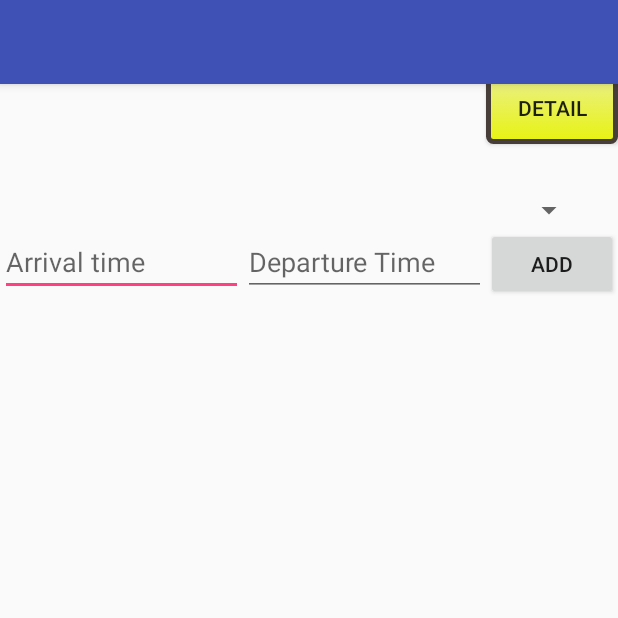
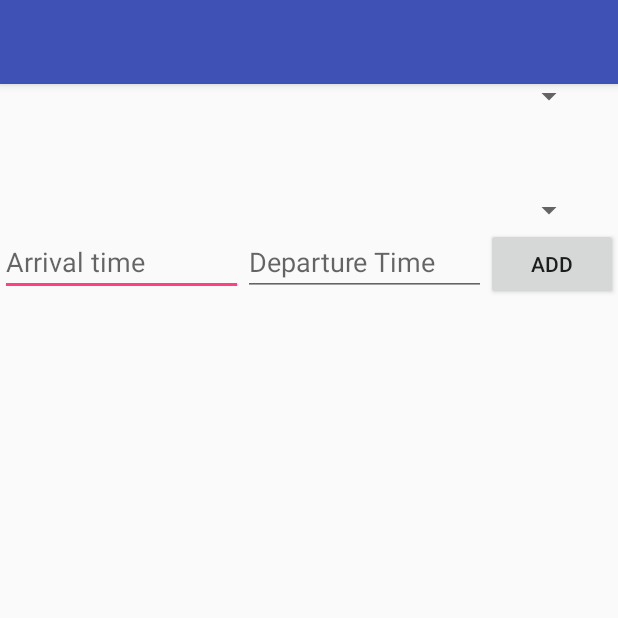
Before and after one commit to hemantkumar77/gmahrsvpsmh, an Android app: the AddTrainStation screen opened directly, with no data from a screen before it, on a phone screen of 412 x 824 dp, the top half of it. Run offline under Robolectric (Android 15) with nearby library versions, the phone set to English and light mode, and no system bars.

```diff
--- a/Android/TravelGuide/app/src/main/res/layout/content_add_station.xml
+++ b/Android/TravelGuide/app/src/main/res/layout/content_add_station.xml
@@ -14,7 +14,7 @@
     tools:showIn="@layout/app_bar_add_station">
 
     <TableRow android:id="@+id/row" android:layout_width="fill_parent" android:layout_height="wrap_content" android:layout_alignParentLeft="true" android:orientation="horizontal" >
-        <EditText android:id="@+id/etStationCode" android:hint="Station Code" android:layout_width="0dp" android:layout_weight="0.3" android:layout_height="wrap_content" android:textSize="18sp" >
+        <EditText android:id="@+id/etStationCode" android:hint="Station Code" android:layout_width="0dp" android:layout_weight="0.3" android:layout_height="wrap_content" android:textSize="18sp">
         </EditText>
         <Button android:id="@+id/btNewStation" android:layout_width="wrap_content" android:layout_height="wrap_content" android:text="Add Station" >
         </Button>
--- a/Android/TravelGuide/app/src/main/res/layout/content_add_train.xml
+++ b/Android/TravelGuide/app/src/main/res/layout/content_add_train.xml
@@ -1,6 +1,6 @@
 <?xml version="1.0" encoding="utf-8"?>
 <RelativeLayout xmlns:android="http://schemas.android.com/apk/res/android" xmlns:app="http://schemas.android.com/apk/res-auto" xmlns:tools="http://schemas.android.com/tools" android:id="@+id/widget31" android:layout_width="fill_parent" android:layout_height="fill_parent" android:paddingBottom="@dimen/activity_vertical_margin" android:paddingLeft="@dimen/activity_horizontal_margin" android:paddingRight="@dimen/activity_horizontal_margin" android:paddingTop="@dimen/activity_vertical_margin" app:layout_behavior="@string/appbar_scrolling_view_behavior" tools:context="com.kumar.hemant.melisarala.Train.AddTrain" tools:showIn="@layout/app_bar_add_train">
-    <EditText android:id="@+id/et_train_no" android:hint="Train No." android:layout_width="100dp" android:layout_alignParentLeft="true" android:layout_height="wrap_content" android:textSize="18sp" >
+    <EditText android:id="@+id/et_train_no" android:hint="Train No." android:layout_width="100dp" android:layout_alignParentLeft="true" android:layout_height="wrap_content" android:textSize="18sp" android:inputType="number">
     </EditText>
     <EditText android:id="@+id/et_train_name" android:hint="Train Name" android:layout_width="200dp" android:layout_alignParentRight="true" android:layout_height="wrap_content" android:textSize="18sp" >
     </EditText>
--- a/Android/TravelGuide/app/src/main/res/layout/content_add_train_station.xml
+++ b/Android/TravelGuide/app/src/main/res/layout/content_add_train_station.xml
@@ -23,28 +23,13 @@
             android:layout_marginTop="52dp" />
     </TableRow>
     <TableRow android:id="@+id/row3" android:layout_width="fill_parent" android:layout_height="wrap_content" android:layout_alignParentLeft="true" android:layout_below="@+id/row2" android:orientation="horizontal" >
-        <EditText android:id="@+id/etNewArrivalTime" android:hint="Arrival time"  android:layout_width="0dp" android:layout_weight="0.3"  android:layout_height="wrap_content" android:textSize="18sp" >
+        <EditText android:id="@+id/etNewArrivalTime" android:hint="Arrival time"  android:layout_width="0dp" android:layout_weight="0.3"  android:layout_height="wrap_content" android:textSize="18sp" android:inputType="number" >
         </EditText>
-        <EditText android:id="@+id/etNewDepartureTime" android:hint="Departure Time"  android:layout_width="0dp" android:layout_weight="0.3"  android:layout_height="wrap_content" android:textSize="18sp" >
+        <EditText android:id="@+id/etNewDepartureTime" android:hint="Departure Time"  android:layout_width="0dp" android:layout_weight="0.3"  android:layout_height="wrap_content" android:textSize="18sp" android:inputType="number">
         </EditText>
         <Button android:id="@+id/btNewTrainStation" android:layout_width="wrap_content" android:layout_height="wrap_content" android:text="@string/add_button_name" >
         </Button>
     </TableRow>
-    <Button android:id="@+id/detail1"
-        android:layout_width="wrap_content"
-        android:layout_height="wrap_content"
-        android:background="@drawable/button_summary"
-        android:onClick="onClick"
-        android:layout_alignParentRight="true"
-        android:text="Detail"/>
-    <Button android:id="@+id/detail"
-        android:layout_width="wrap_content"
-        android:layout_height="wrap_content"
-        android:background="@drawable/button_summary"
-        android:onClick="onClick"
-        android:layout_alignParentRight="true"
-        android:layout_below="@id/detail1"
-        android:text="Detail"/>
     <ListView android:id="@+id/lvTrainStation" android:layout_width="fill_parent" android:layout_height="wrap_content" android:layout_alignParentLeft="true" android:layout_alignParentTop="false"  android:layout_below="@+id/row3">
     </ListView>
 </RelativeLayout>
```
Also changed, not shown: Android/TravelGuide/app/src/main/res/mipmap-hdpi/ic_launcher.png, Android/TravelGuide/app/src/main/res/mipmap-mdpi/ic_launcher.png, Android/TravelGuide/app/src/main/res/mipmap-xhdpi/ic_launcher.png, Android/TravelGuide/app/src/main/res/mipmap-xxhdpi/ic_launcher.png, Android/TravelGuide/app/src/main/res/mipmap-xxxhdpi/ic_launcher.png.
